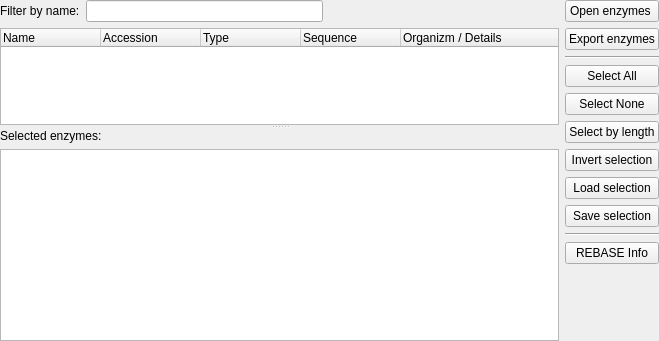
Before: the Qt Designer form src/plugins/enzymes/src/EnzymesSelectorWidget.ui in violethaze74/ugene, drawn with Qt 5.
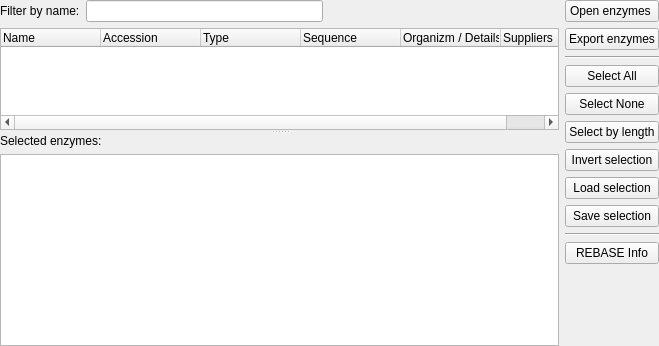
After: the same form once the commit is applied.

Diff of the .ui file:
```diff
--- a/src/plugins/enzymes/src/EnzymesSelectorWidget.ui
+++ b/src/plugins/enzymes/src/EnzymesSelectorWidget.ui
@@ -7,7 +7,7 @@
     <x>0</x>
     <y>0</y>
     <width>659</width>
-    <height>341</height>
+    <height>346</height>
    </rect>
   </property>
   <property name="sizePolicy">
@@ -101,6 +101,11 @@
           <string>Organizm / Details</string>
          </property>
         </column>
+        <column>
+         <property name="text">
+          <string>Suppliers</string>
+         </property>
+        </column>
        </widget>
        <widget class="QWidget" name="layoutWidget_2">
         <layout class="QVBoxLayout" name="verticalLayout">
```
